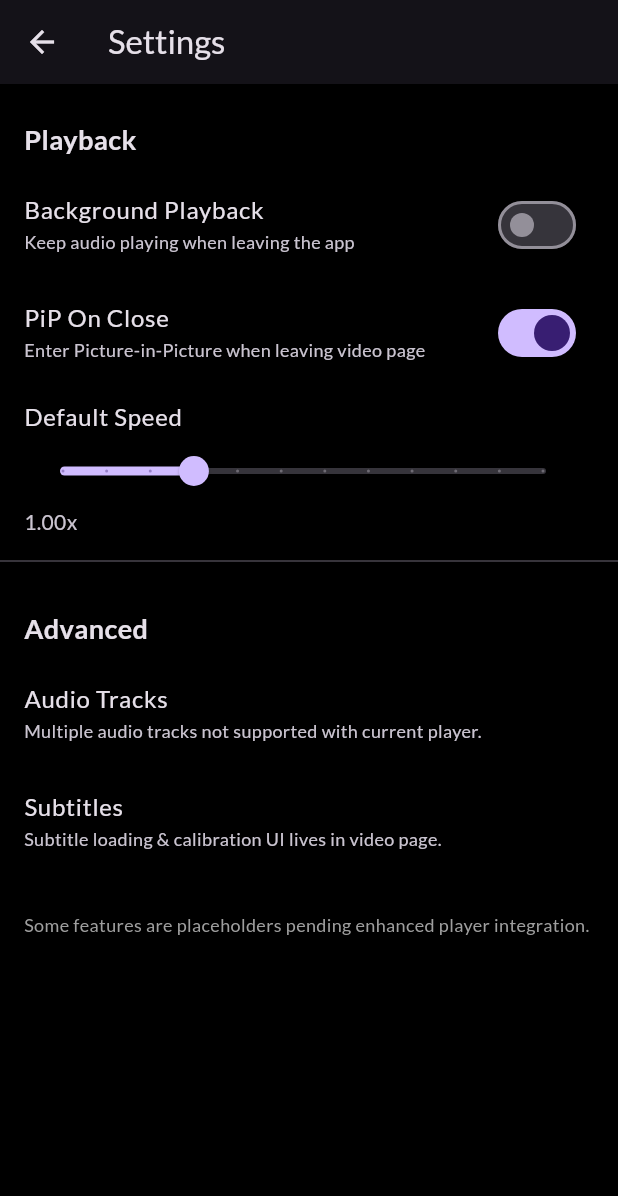
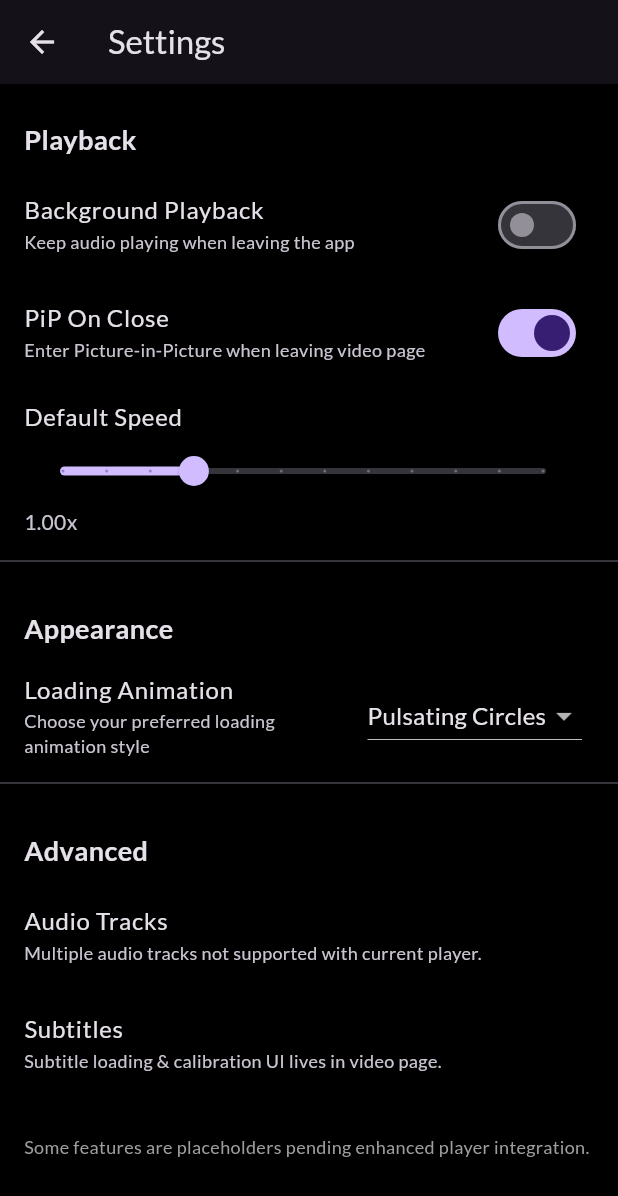
Before and after one commit to anima-regem/empty-player, a Flutter app: the screen it shows after launch, after a tap on the "settings" icon, on a phone screen of 412 x 824 dp. Shown: the top 1196 px of the screen. Run offline on Flutter 3.47's test engine with Material 3 defaults, Android fonts, the phone set to English and light mode, and no system bars; our stand-ins replace device_info_plus, google_fonts, permission_handler, rive, shared_preferences, video_player and 1 more; missing offline and left inert: photo_manager, screen_brightness.

Commit message:
Add setting to switch between pulsating and Rive anime cat loading animations
Co-authored-by: anima-regem <64804940+anima-regem@users.noreply.github.com>

```diff
--- /dev/null
+++ b/assets/SETUP_RIVE_ANIMATION.txt
@@ -0,0 +1,20 @@
+IMPORTANT: Setup Required for Rive Animation
+=============================================
+
+To use the Anime Cat loading animation, you need to:
+
+1. Download a Rive animation file from https://rive.app/community
+   - Search for "cat" or "anime" animations
+   - Choose one that loops automatically
+
+2. Rename the downloaded file to: anime_cat.riv
+
+3. Place it in this directory (assets/)
+
+4. The app will automatically use it when you select "Anime Cat"
+   in Settings > Appearance > Loading Animation
+
+Until you add the file, the app will fall back to the pulsating
+circles animation even if Rive is selected.
+
+Alternative: Create your own animation at https://rive.app
--- a/lib/components/loading_animation.dart
+++ b/lib/components/loading_animation.dart
@@ -1,11 +1,15 @@
 import 'package:flutter/material.dart';
 import 'dart:math' as math;
+import 'package:rive/rive.dart';
+import 'package:flutter/services.dart';
+import '../services/app_settings_service.dart';
 
 /// A fun loading animation widget.
 ///
 /// This widget displays a pulsating, rotating animation for loading states
 /// instead of the standard CircularProgressIndicator, making loading more
-/// engaging and playful.
+/// engaging and playful. Supports both custom pulsating animation and Rive-based
+/// animations that can be toggled via settings.
 class LoadingAnimation extends StatefulWidget {
   /// The color to use for the animation.
   /// Defaults to Colors.white.
@@ -25,7 +29,95 @@ class LoadingAnimation extends StatefulWidget {
   State<LoadingAnimation> createState() => _LoadingAnimationState();
 }
 
-class _LoadingAnimationState extends State<LoadingAnimation>
+class _LoadingAnimationState extends State<LoadingAnimation> {
+  final AppSettingsService _settings = AppSettingsService();
+  String _animationType = 'pulsating';
+  bool _riveAssetExists = false;
+
+  @override
+  void initState() {
+    super.initState();
+    _loadAnimationType();
+    _checkRiveAsset();
+  }
+
+  Future<void> _loadAnimationType() async {
+    await _settings.init();
+    if (mounted) {
+      setState(() {
+        _animationType = _settings.loadingAnimationType;
+      });
+    }
+  }
+
+  Future<void> _checkRiveAsset() async {
+    try {
+      await rootBundle.load('assets/anime_cat.riv');
+      if (mounted) {
+        setState(() {
+          _riveAssetExists = true;
+        });
+      }
+    } catch (e) {
+      // Asset doesn't exist, keep _riveAssetExists as false
+      if (mounted) {
+        setState(() {
+          _riveAssetExists = false;
+        });
+      }
+    }
+  }
+
+  @override
+  Widget build(BuildContext context) {
+    return SizedBox(
+      width: widget.size,
+      height: widget.size,
+      child: (_animationType == 'rive' && _riveAssetExists)
+          ? _RiveLoadingAnimation(size: widget.size, color: widget.color)
+          : _PulsatingLoadingAnimation(size: widget.size, color: widget.color),
+    );
+  }
+}
+
+/// Rive-based loading animation
+class _RiveLoadingAnimation extends StatelessWidget {
+  final double size;
+  final Color color;
+
+  const _RiveLoadingAnimation({
+    required this.size,
+    required this.color,
+  });
+
+  @override
+  Widget build(BuildContext context) {
+    return SizedBox(
+      width: size,
+      height: size,
+      child: RiveAnimation.asset(
+        'assets/anime_cat.riv',
+        fit: BoxFit.contain,
+      ),
+    );
+  }
+}
+
+/// Custom pulsating loading animation
+class _PulsatingLoadingAnimation extends StatefulWidget {
+  final double size;
+  final Color color;
+
+  const _PulsatingLoadingAnimation({
+    required this.size,
+    required this.color,
+  });
+
+  @override
+  State<_PulsatingLoadingAnimation> createState() => _PulsatingLoadingAnimationState();
+}
+
+class _PulsatingLoadingAnimationState extends State<_PulsatingLoadingAnimation>
     with TickerProviderStateMixin {
   late AnimationController _scaleController;
   late AnimationController _rotationController;
@@ -74,10 +166,7 @@ class _LoadingAnimationState extends State<LoadingAnimation>
 
   @override
   Widget build(BuildContext context) {
-    return SizedBox(
-      width: widget.size,
-      height: widget.size,
-      child: AnimatedBuilder(
+    return AnimatedBuilder(
       animation: Listenable.merge([_scaleController, _rotationController]),
       builder: (context, child) {
         return Transform.rotate(
@@ -122,7 +211,6 @@ class _LoadingAnimationState extends State<LoadingAnimation>
           ),
         );
       },
-      ),
     );
   }
 }
--- a/lib/pages/settings_page.dart
+++ b/lib/pages/settings_page.dart
@@ -16,6 +16,7 @@ class _SettingsPageState extends State<SettingsPage> {
   bool _backgroundPlayback = false;
   bool _pipOnClose = true;
   double _defaultSpeed = 1.0;
+  String _loadingAnimationType = 'pulsating';
 
   @override
   void initState() {
@@ -29,6 +30,7 @@ class _SettingsPageState extends State<SettingsPage> {
       _backgroundPlayback = _settings.backgroundPlaybackEnabled;
       _pipOnClose = _settings.pipOnCloseEnabled;
       _defaultSpeed = _settings.defaultPlaybackSpeed;
+      _loadingAnimationType = _settings.loadingAnimationType;
       _loading = false;
     });
   }
@@ -46,6 +48,12 @@ class _SettingsPageState extends State<SettingsPage> {
   void _saveSpeed(double v) {
     setState(() => _defaultSpeed = v);
     _settings.defaultPlaybackSpeed = v;
+  }
+
+  void _saveLoadingAnimationType(String? v) {
+    if (v == null) return;
+    setState(() => _loadingAnimationType = v);
+    _settings.loadingAnimationType = v;
   }
 
   @override
@@ -89,6 +97,26 @@ class _SettingsPageState extends State<SettingsPage> {
                   ),
                 ),
                 const Divider(),
+                _sectionHeader('Appearance'),
+                ListTile(
+                  title: Text('Loading Animation', style: GoogleFonts.lato()),
+                  subtitle: Text('Choose your preferred loading animation style', style: GoogleFonts.lato(fontSize: 12)),
+                  trailing: DropdownButton<String>(
+                    value: _loadingAnimationType,
+                    items: const [
+                      DropdownMenuItem(
+                        value: 'pulsating',
+                        child: Text('Pulsating Circles'),
+                      ),
+                      DropdownMenuItem(
+                        value: 'rive',
+                        child: Text('Anime Cat'),
+                      ),
+                    ],
+                    onChanged: _saveLoadingAnimationType,
+                  ),
+                ),
+                const Divider(),
                 _sectionHeader('Advanced'),
                 ListTile(
                   title: Text('Audio Tracks', style: GoogleFonts.lato()),
--- a/lib/services/app_settings_service.dart
+++ b/lib/services/app_settings_service.dart
@@ -4,6 +4,7 @@ class AppSettingsService {
   static const _keyBackgroundPlayback = 'background_playback_enabled';
   static const _keyPipOnClose = 'pip_on_close_enabled';
   static const _keyDefaultSpeed = 'default_playback_speed';
+  static const _keyLoadingAnimationType = 'loading_animation_type';
 
   static final AppSettingsService _instance = AppSettingsService._internal();
   factory AppSettingsService() => _instance;
@@ -23,4 +24,8 @@ class AppSettingsService {
 
   double get defaultPlaybackSpeed => _prefs?.getDouble(_keyDefaultSpeed) ?? 1.0;
   set defaultPlaybackSpeed(double value) => _prefs?.setDouble(_keyDefaultSpeed, value);
+
+  // Loading animation type: 'pulsating' or 'rive'
+  String get loadingAnimationType => _prefs?.getString(_keyLoadingAnimationType) ?? 'pulsating';
+  set loadingAnimationType(String value) => _prefs?.setString(_keyLoadingAnimationType, value);
 }
--- a/pubspec.yaml
+++ b/pubspec.yaml
@@ -45,6 +45,7 @@ dependencies:
   wakelock_plus: ^1.2.8
   shared_preferences: ^2.3.3
   url_launcher: ^6.3.0
+  rive: ^0.13.19
 
 dev_dependencies:
   flutter_test:
@@ -72,6 +73,9 @@ flutter:
   # To add assets to your application, add an assets section, like this:
   assets:
     - assets/empty.png
+    # Uncomment the line below after adding your anime_cat.riv file to the assets folder
+    # See assets/SETUP_RIVE_ANIMATION.txt for instructions
+    # - assets/anime_cat.riv
 
   # An image asset can refer to one or more resolution-specific "variants", see
   # https://flutter.dev/to/resolution-aware-images
```
Also changed, not shown: 1 other file. Lines whose indentation alone changed are shown as unchanged.
